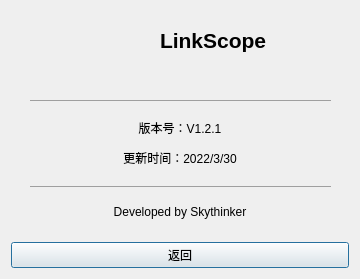
Skythinker616/LinkScope, file aboutwindow.ui: the form before one commit.
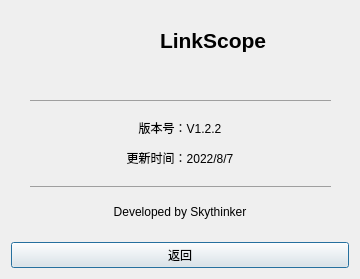
The form after the commit. Icons and pictures are not drawn.

Commit message: 选择窗口添加一层文件名节点；添加右键删除变量；添加启动时检查openocd进程；调整帮助信息样式；版本号更新至1.2.2

The edit to the form file:
```diff
--- a/aboutwindow.ui
+++ b/aboutwindow.ui
@@ -91,7 +91,7 @@
       </sizepolicy>
      </property>
      <property name="text">
-      <string>&lt;html&gt;&lt;head/&gt;&lt;body&gt;&lt;hr width=&quot;300&quot;/&gt;&lt;p align=&quot;center&quot;&gt;版本号：V1.2.1&lt;/p&gt;&lt;p align=&quot;center&quot;&gt;更新时间：2022/3/30&lt;/p&gt;&lt;hr width=&quot;300&quot;/&gt;&lt;p align=&quot;center&quot;&gt;Developed by Skythinker&lt;/p&gt;&lt;/body&gt;&lt;/html&gt;</string>
+      <string>&lt;html&gt;&lt;head/&gt;&lt;body&gt;&lt;hr width=&quot;300&quot;/&gt;&lt;p align=&quot;center&quot;&gt;版本号：V1.2.2&lt;/p&gt;&lt;p align=&quot;center&quot;&gt;更新时间：2022/8/7&lt;/p&gt;&lt;hr width=&quot;300&quot;/&gt;&lt;p align=&quot;center&quot;&gt;Developed by Skythinker&lt;/p&gt;&lt;/body&gt;&lt;/html&gt;</string>
      </property>
     </widget>
    </item>
```
The commit also changes 10 other files.
